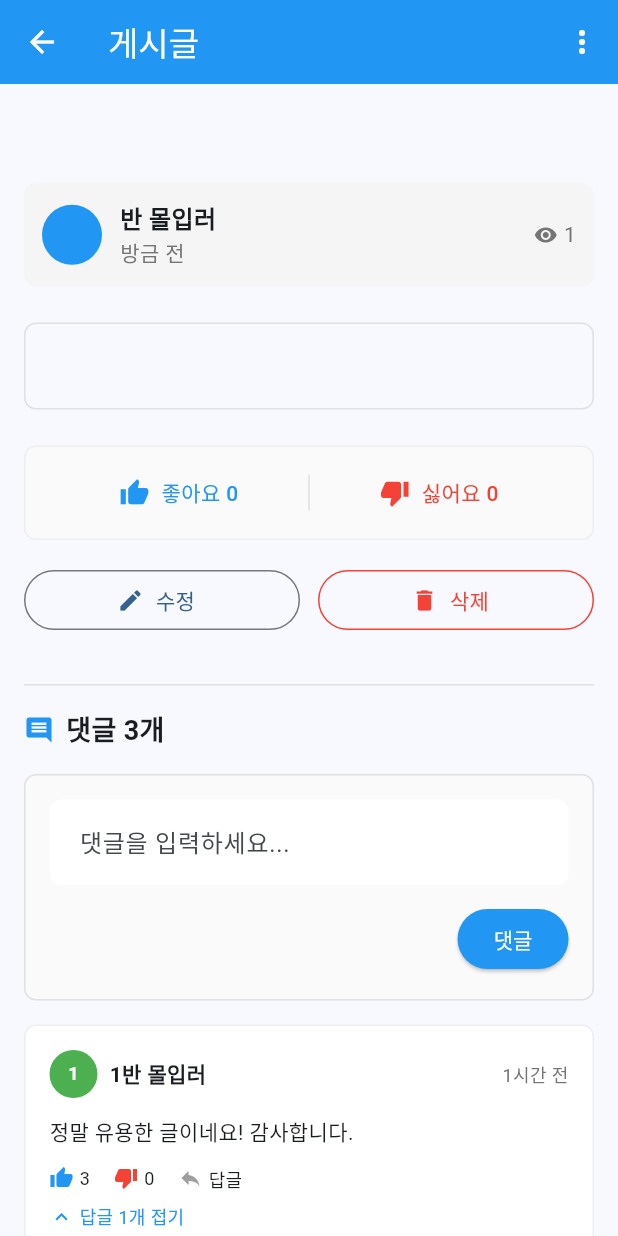
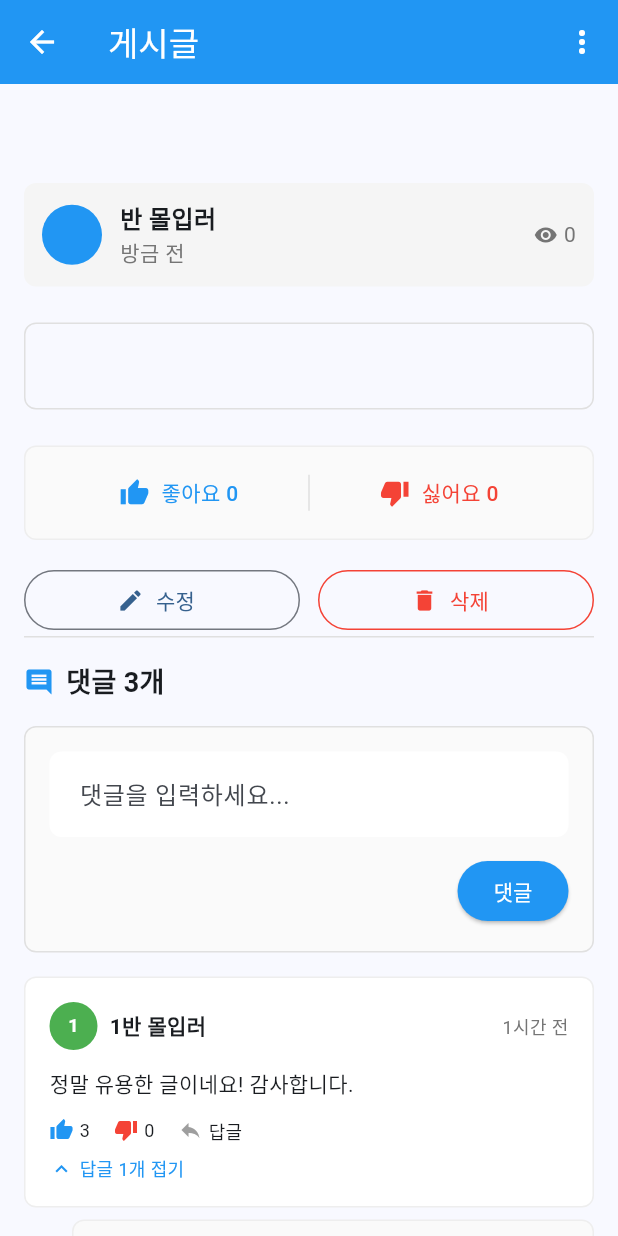
Before and after one commit to poosh1324/madcamp_week1_front, a Flutter app: the PostDetailPage screen opened directly with empty values, on a phone screen of 412 x 824 dp. Run offline on Flutter 3.47's test engine with Material 3 defaults, Android fonts, the phone set to English and light mode, and no system bars; our stand-ins replace image_picker, shared_preferences; accounts and stored records are empty; network calls fail.

Commit message:
이머젼시

```diff
--- a/lib/board/board_api_service.dart
+++ b/lib/board/board_api_service.dart
@@ -85,6 +85,7 @@ class BoardApiService {
 
       if (response.statusCode == 200) {
         final Map<String, dynamic> data = json.decode(response.body);
+        print("🤢data: $data");
         return Post.fromJson(data);
       } else {
         throw Exception('게시글을 가져오는데 실패했습니다: ${response.statusCode}');
@@ -258,10 +259,8 @@ class BoardApiService {
       );
 
       if (response.statusCode == 200) {
-        print('댓글 응답 전체: ${response.body}');
         final Map<String, dynamic> data = json.decode(response.body);
         final List<dynamic> commentsJson = data['comments'];
-        print("🤢commentsJson: $commentsJson");
         return commentsJson.map((json) => Comment.fromJson(json)).toList();
       } else {
         throw Exception('댓글 목록을 가져오는데 실패했습니다: ${response.statusCode}');
--- a/lib/board/post_detail_page.dart
+++ b/lib/board/post_detail_page.dart
@@ -45,12 +45,12 @@ class _PostDetailPageState extends State<PostDetailPage> {
     _loadComments(); // 댓글 목록 로드
 
     // 조회수 증가 (실제로는 서버에 요청)
-    WidgetsBinding.instance.addPostFrameCallback((_) {
-      setState(() {
-        currentPost = currentPost.copyWith(views: currentPost.views + 1);
-      });
-      widget.onPostUpdated(currentPost);
-    });
+    // WidgetsBinding.instance.addPostFrameCallback((_) {
+    //   setState(() {
+    //     currentPost = currentPost.copyWith(views: currentPost.views + 1);
+    //   });
+    //   widget.onPostUpdated(currentPost);
+    // });
   }
 
   @override
@@ -819,23 +819,23 @@ class _PostDetailPageState extends State<PostDetailPage> {
                 ],
               ),
 
-            // 권한이 없을 때 안내 메시지 (선택사항)
-            if (!isLoading && !_canEdit())
-              Container(
-                width: double.infinity,
-                padding: const EdgeInsets.all(16),
-                decoration: BoxDecoration(
-                  color: Colors.grey.shade100,
-                  borderRadius: BorderRadius.circular(8),
-                ),
-                child: Text(
-                  '다른 사용자가 작성한 게시글입니다.',
-                  style: TextStyle(color: Colors.grey.shade600, fontSize: 14),
-                  textAlign: TextAlign.center,
-                ),
-              ),
+            // // 권한이 없을 때 안내 메시지 (선택사항)
+            // if (!isLoading && !_canEdit())
+            //   Container(
+            //     width: double.infinity,
+            //     padding: const EdgeInsets.all(16),
+            //     decoration: BoxDecoration(
+            //       color: Colors.grey.shade100,
+            //       borderRadius: BorderRadius.circular(8),
+            //     ),
+            //     child: Text(
+            //       '다른 사용자가 작성한 게시글입니다.',
+            //       style: TextStyle(color: Colors.grey.shade600, fontSize: 14),
+            //       textAlign: TextAlign.center,
+            //     ),
+            //   ),
 
-            const SizedBox(height: 32),
+            // const SizedBox(height: 32),
 
             // 댓글 섹션
             Container(
--- a/lib/board/tab1.dart
+++ b/lib/board/tab1.dart
@@ -275,8 +275,9 @@ class _HomeTabState extends State<HomeTab> {
                 autofocus: true,
               )
             : const Text('익명게시판'),
-        backgroundColor: Colors.blue,
-        foregroundColor: Colors.white,
+        centerTitle: true,
+        backgroundColor: Colors.white,
+        foregroundColor: Colors.black,
         actions: [
           IconButton(
             icon: Icon(_isSearching ? Icons.close : Icons.search),
```
